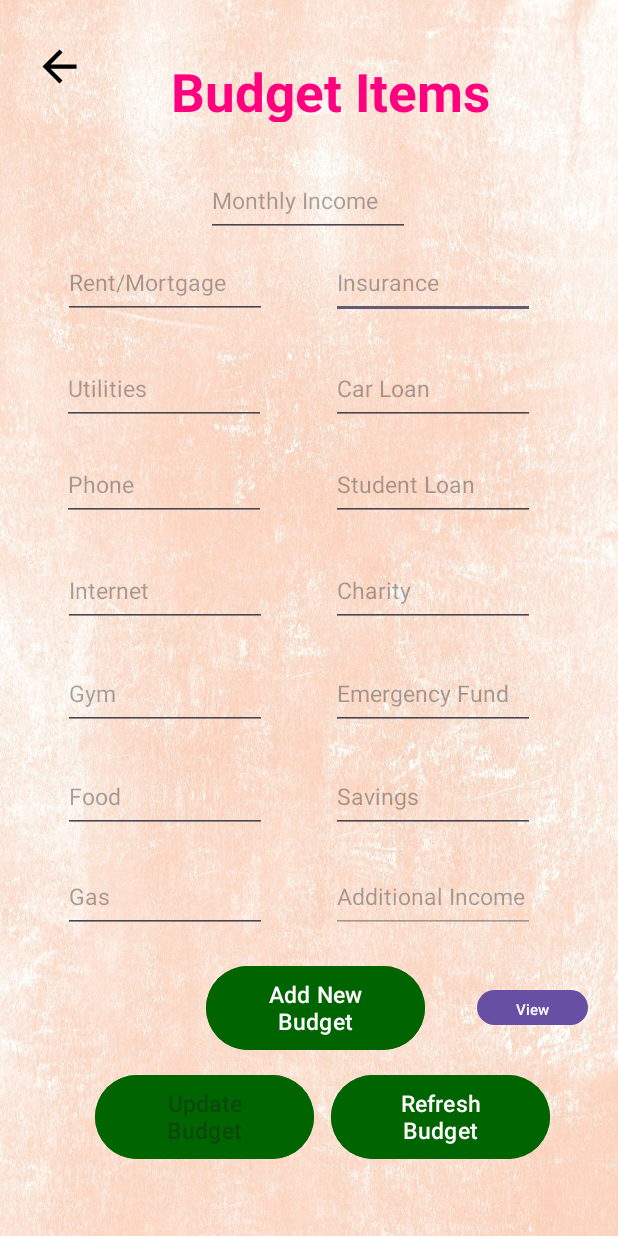
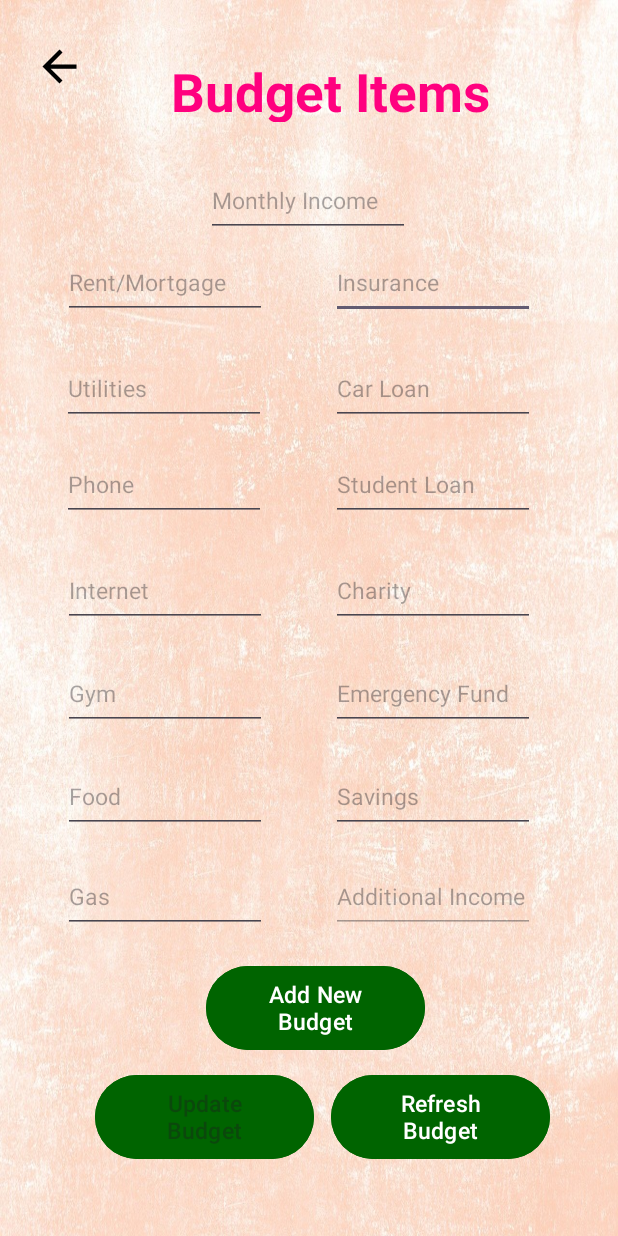
Before and after one commit to alauth22/Budget_Mobile_App, an Android app: the BudgetItems screen opened directly, with no data from a screen before it, on a phone screen of 412 x 824 dp. Run offline under Robolectric (Android 15) with nearby library versions, the phone set to English and light mode, and no system bars; our stand-ins replace Firebase (no records; nobody signed in at launch, a user with empty details on screens opened directly); 1 statement that could not run was skipped.

Commit message:
deleted the view button from Budget Items

```diff
--- a/app/src/main/res/layout/activity_budgetitems.xml
+++ b/app/src/main/res/layout/activity_budgetitems.xml
@@ -37,19 +37,6 @@
         app:layout_constraintStart_toStartOf="parent"
         app:layout_constraintTop_toTopOf="parent"
         app:layout_constraintVertical_bias="0.048" />
-
-    <Button
-        android:id="@+id/View"
-        android:layout_width="74dp"
-        android:layout_height="31dp"
-        android:text="View"
-        android:textSize="10sp"
-        app:layout_constraintBottom_toBottomOf="parent"
-        app:layout_constraintEnd_toEndOf="parent"
-        app:layout_constraintHorizontal_bias="0.941"
-        app:layout_constraintStart_toStartOf="parent"
-        app:layout_constraintTop_toTopOf="parent"
-        app:layout_constraintVertical_bias="0.828" />
 
     <Button
         android:id="@+id/Refresh"
```
Also changed, not shown: app/src/main/java/com/example/finalproject/Activity/BudgetItems.java (+1 -51 lines).
